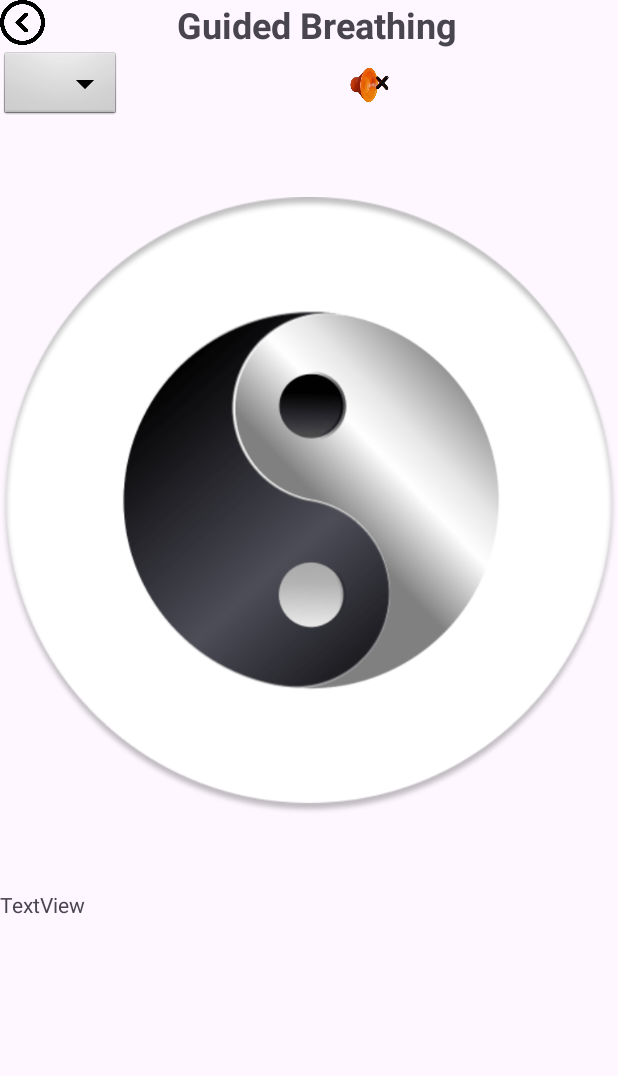
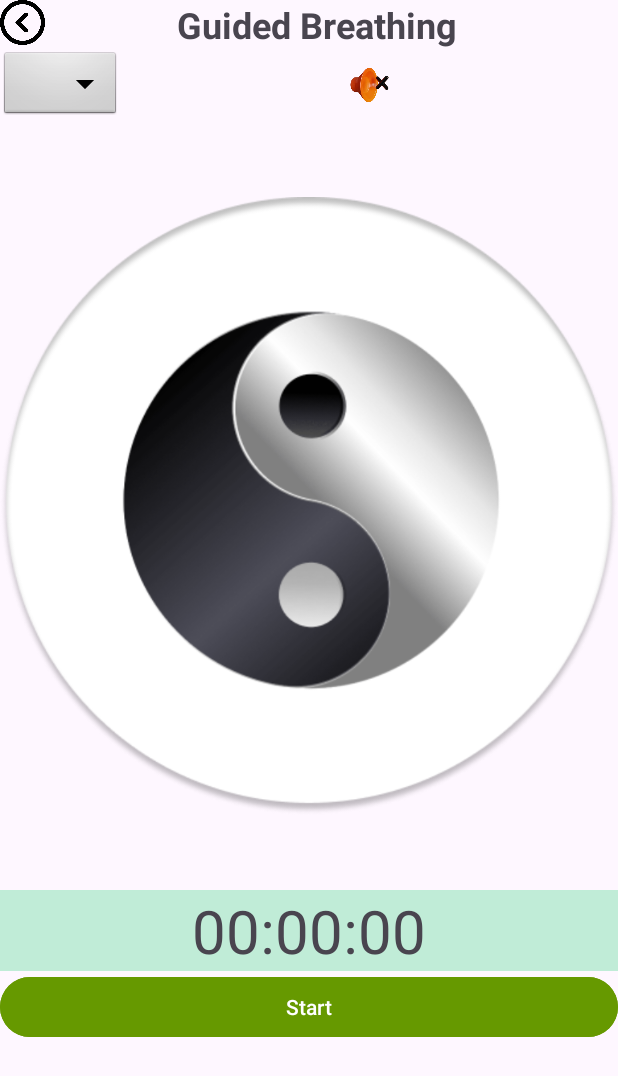
Before and after one commit to spsaroj/happify, an Android app: the GuidedBreathing screen opened directly, with no data from a screen before it, on a phone screen of 412 x 824 dp. Shown: the top 1076 px of the screen. Run offline under Robolectric (Android 15) with nearby library versions, the phone set to English and light mode, and no system bars.

Commit message:
Guided breathing timer function added

```diff
--- a/app/src/main/java/com/example/happify/GuidedBreathing.java
+++ b/app/src/main/java/com/example/happify/GuidedBreathing.java
@@ -3,15 +3,55 @@ package com.example.happify;
 import androidx.appcompat.app.AppCompatActivity;
 
 import android.os.Bundle;
+import android.os.CountDownTimer;
 import android.view.View;
 import android.widget.Button;
+import android.widget.TextView;
+
+import java.util.Locale;
 
 public class GuidedBreathing extends AppCompatActivity {
+    TextView countdownTimer;
+    CountDownTimer timer;
+    Button start;
+
+
 
     @Override
     protected void onCreate(Bundle savedInstanceState) {
         super.onCreate(savedInstanceState);
         setContentView(R.layout.activity_guided_breathing);
+
+        countdownTimer=findViewById(R.id.displayCount);
+        start=findViewById(R.id.startCountBtn);
+
+        start.setOnClickListener(new View.OnClickListener() {
+            @Override
+            public void onClick(View view) {
+                startTime();
+            }
+        });
+    }
+
+    private void startTime() {
+        timer=new CountDownTimer(10000, 10000) {
+
+            @Override
+            public void onTick(long l) {
+                long hours=(l/1000)/3600;
+                long minutes=((l/1000)%3600)/60;
+                long seconds=(l/1000)%60;
+                String timeFormatted=String.format(Locale.getDefault(),"%02d:%02d:%02d", hours,minutes,seconds);
+                countdownTimer.setText(timeFormatted);
+
+            }
+
+            @Override
+            public void onFinish() {
+                countdownTimer.setText("00:00:00");
+
+            }
+        }.start();
     }
 
     public void onBackPressedGB(View v){
--- a/app/src/main/res/layout/activity_guided_breathing.xml
+++ b/app/src/main/res/layout/activity_guided_breathing.xml
@@ -59,5 +59,16 @@
         android:id="@+id/displayCount"
         android:layout_width="match_parent"
         android:layout_height="wrap_content"
-        android:text="TextView" />
+        android:text="00:00:00"
+        android:background="#C0ECD7"
+        android:textSize="40dp"
+        android:gravity="center"/>
+
+    <Button
+        android:id="@+id/startCountBtn"
+        android:layout_width="match_parent"
+        android:layout_height="wrap_content"
+        android:text="Start"
+        android:backgroundTint="@android:color/holo_green_dark"
+        />
 </LinearLayout>
```
